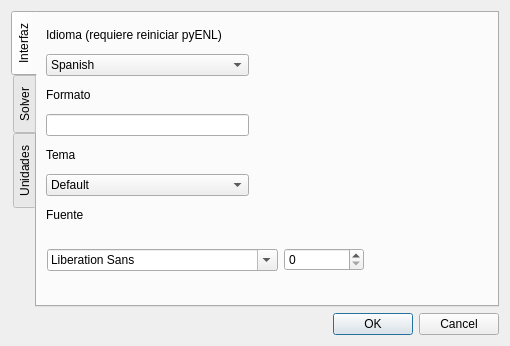
Old version of the form GUI/Settings.ui in the repository jon85p/pyENL.
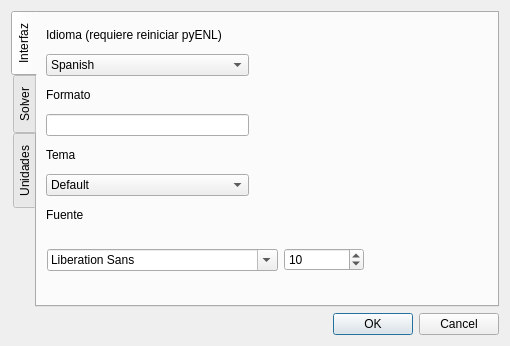
New version of the form.

Patch:
```diff
--- a/GUI/Settings.ui
+++ b/GUI/Settings.ui
@@ -26,7 +26,7 @@
       <attribute name="title">
        <string>Interfaz</string>
       </attribute>
-      <widget class="QWidget" name="">
+      <widget class="QWidget" name="layoutWidget">
        <property name="geometry">
         <rect>
          <x>10</x>
@@ -40,11 +40,21 @@
          <widget class="QFontComboBox" name="fontText"/>
         </item>
         <item>
-         <widget class="QSpinBox" name="sizeFont"/>
+         <widget class="QSpinBox" name="sizeFont">
+          <property name="minimum">
+           <number>6</number>
+          </property>
+          <property name="maximum">
+           <number>90</number>
+          </property>
+          <property name="value">
+           <number>10</number>
+          </property>
+         </widget>
         </item>
        </layout>
       </widget>
-      <widget class="QWidget" name="">
+      <widget class="QWidget" name="layoutWidget">
        <property name="geometry">
         <rect>
          <x>9</x>
```
